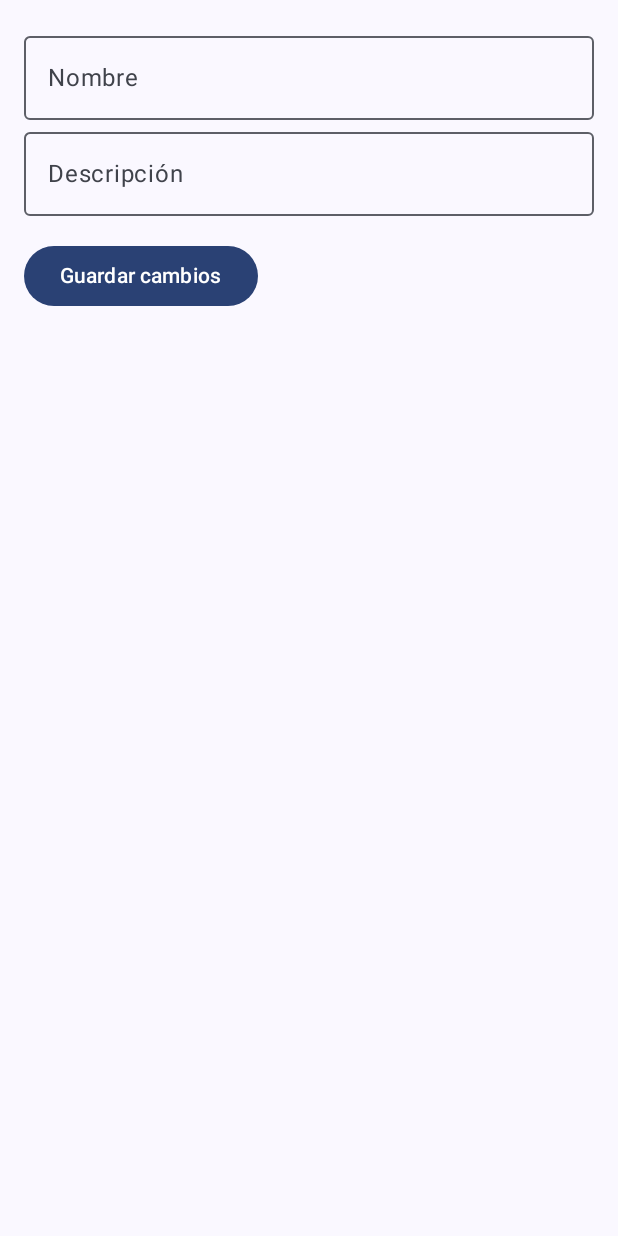
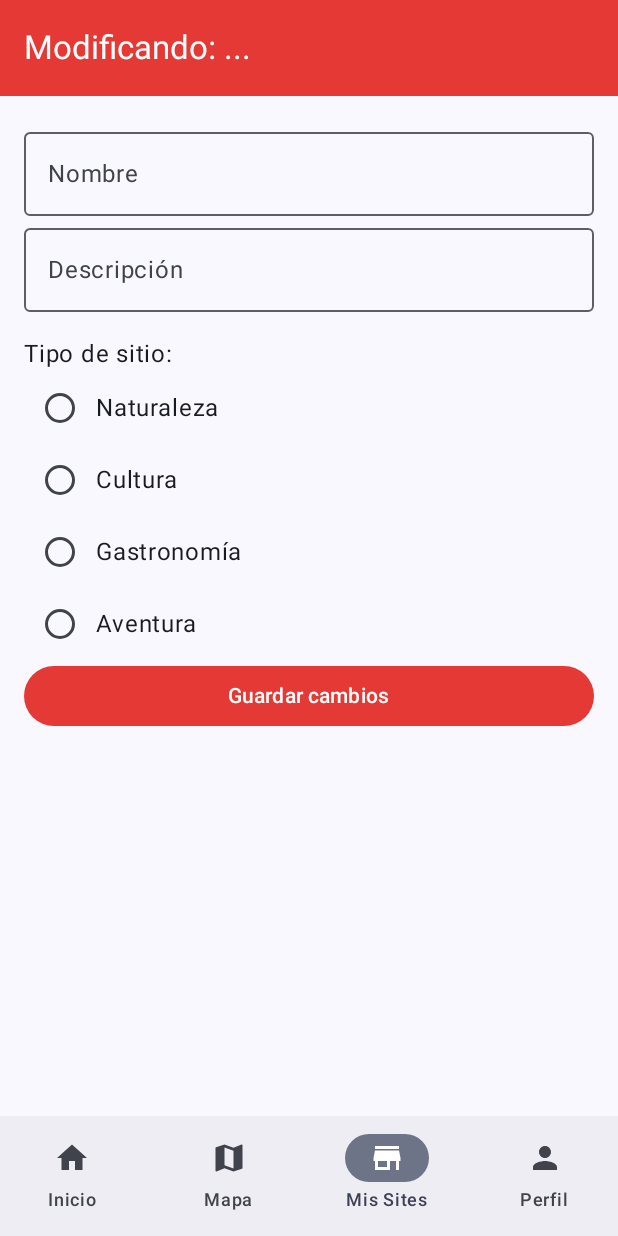
Before and after one commit to Alondradmm/NewSitesApp, an Android app built with Jetpack Compose: the composable EditSite called with empty values, on a phone screen of 412 x 824 dp. Run offline under Robolectric (Android 15) with nearby library versions, the phone set to English and light mode, and no system bars; our stand-ins replace Firebase (no records; nobody signed in at launch, a user with empty details on screens opened directly); Roboto replaces fonts that are not available here.

Commit message:
Se modifica la pantalla de edit, ahora se muestra cono estilos y el cambio de tipo

```diff
--- a/app/src/main/java/com/app/newsites/ui/screen/sites/EditSite.kt
+++ b/app/src/main/java/com/app/newsites/ui/screen/sites/EditSite.kt
@@ -1,43 +1,155 @@
 package com.app.newsites.ui.screen.sites
 
+import androidx.compose.foundation.ExperimentalFoundationApi
 import androidx.compose.foundation.layout.Column
+import androidx.compose.foundation.layout.Row
 import androidx.compose.foundation.layout.Spacer
 import androidx.compose.foundation.layout.fillMaxWidth
 import androidx.compose.foundation.layout.height
 import androidx.compose.foundation.layout.padding
+import androidx.compose.material.icons.Icons
+import androidx.compose.material.icons.filled.Home
+import androidx.compose.material.icons.filled.Map
+import androidx.compose.material.icons.filled.Person
+import androidx.compose.material.icons.filled.Store
 import androidx.compose.material3.Button
+import androidx.compose.material3.ButtonDefaults
+import androidx.compose.material3.Checkbox
+import androidx.compose.material3.ExperimentalMaterial3Api
+import androidx.compose.material3.Icon
+import androidx.compose.material3.NavigationBar
+import androidx.compose.material3.NavigationBarDefaults
+import androidx.compose.material3.NavigationBarItem
 import androidx.compose.material3.OutlinedTextField
+import androidx.compose.material3.RadioButton
+import androidx.compose.material3.Scaffold
 import androidx.compose.material3.Text
+import androidx.compose.material3.TopAppBar
+import androidx.compose.material3.TopAppBarDefaults
 import androidx.compose.runtime.Composable
 import androidx.compose.runtime.LaunchedEffect
+import androidx.compose.runtime.collectAsState
 import androidx.compose.runtime.getValue
 import androidx.compose.runtime.mutableStateOf
 import androidx.compose.runtime.remember
 import androidx.compose.runtime.setValue
+import androidx.compose.ui.Alignment
 import androidx.compose.ui.Modifier
+import androidx.compose.ui.graphics.Color
 import androidx.compose.ui.unit.dp
+import androidx.lifecycle.viewmodel.compose.viewModel
 import androidx.navigation.NavController
+import com.app.newsites.data.DataStoreClass
+import com.app.newsites.ui.screen.home.HomeViewModel
 import com.google.firebase.firestore.FirebaseFirestore
+import kotlinx.coroutines.flow.first
+import kotlin.collections.set
+import kotlinx.coroutines.tasks.await
 
+@OptIn(ExperimentalMaterial3Api::class, ExperimentalFoundationApi::class)
 @Composable
 fun EditSite(
     siteId: String,
     navController: NavController,
-    db: FirebaseFirestore = FirebaseFirestore.getInstance()
+    db: FirebaseFirestore = FirebaseFirestore.getInstance(),
+    viewModel: HomeViewModel  = viewModel()
+
 ){
+    val user = viewModel.usuario.collectAsState()
     var nombre by remember { mutableStateOf("") }
     var descripcion by remember { mutableStateOf("") }
+    val userEmail = user.value["email"]?.toString() ?: ""
+    val tipos = listOf("Naturaleza", "Cultura", "Gastronomía", "Aventura")
+    var tipoSeleccionado by remember { mutableStateOf("") }
 
+    Scaffold(
+        topBar = {
+            TopAppBar(
+                title = {
+                    Text("Modificando: ${if (nombre.isNotBlank()) nombre else "..."}", color = Color.White)
+                },
+                colors = TopAppBarDefaults.topAppBarColors(containerColor = Color(0xFFE53935))
+            )
+        },
+        bottomBar = {
+            NavigationBar (windowInsets = NavigationBarDefaults.windowInsets) {
+                NavigationBarItem(
+                    selected = false,
+                    onClick = {
+                        navController.navigate("home") {
+                            popUpTo("home") { inclusive = true }
+                        }
+                    },
+                    icon = {
+                        Icon(
+                            Icons.Default.Home,
+                            contentDescription = "Home"
+                        )
+                    },
+                    label = { Text("Inicio") }
+                )
+                NavigationBarItem(
+                    selected = false,
+                    onClick = {
+                        navController.navigate("map/$userEmail") {
+                            popUpTo("map") { inclusive = true }
+                        }
+                    },
+                    icon = {
+                        Icon(
+                            Icons.Default.Map,
+                            contentDescription = "Home"
+                        )
+                    },
+                    label = { Text("Mapa") }
+                )
+                NavigationBarItem(
+                    selected = true,
+                    onClick = {
+                        navController.navigate("sites") {
+                            popUpTo("sites") { inclusive = true }
+                        }
+                    },
+                    icon = {
+                        Icon(
+                            Icons.Default.Store,
+                            contentDescription = "Sites"
+                        )
+                    },
+                    label = { Text("Mis Sites") }
+                )
+                NavigationBarItem(
+                    selected = false,
+                    onClick = {
+                        navController.navigate("perfil") {
+                            popUpTo("perfil") { inclusive = true }
+                        }
+                    },
+                    icon = {
+                        Icon(
+                            Icons.Default.Person,
+                            contentDescription = "Home"
+                        )
+                    },
+                    label = { Text("Perfil") }
+                )
+            }
+        }
+    ) { innerPadding ->
 
         // Carga inicial
         LaunchedEffect(siteId) {
-        db.collection("sites").document(siteId).get().addOnSuccessListener { doc ->
+            val doc = db.collection("sites").document(siteId).get().await()
             nombre = doc.getString("nombre") ?: ""
             descripcion = doc.getString("descripcion") ?: ""
-        }
+            tipoSeleccionado = doc.getString("tipo") ?: ""
         }
 
-    Column(Modifier.padding(16.dp)) {
+        Column(
+            modifier = Modifier
+                .padding(innerPadding)
+                .padding(16.dp)
+        ) {
             OutlinedTextField(
                 value = nombre,
                 onValueChange = { nombre = it },
@@ -51,20 +163,37 @@ fun EditSite(
                 label = { Text("Descripción") },
                 modifier = Modifier.fillMaxWidth()
             )
+            Spacer(modifier = Modifier.height(16.dp))
 
-        Spacer(modifier = Modifier.height(16.dp))
+            Text("Tipo de sitio:")
+
+            tipos.forEach { tipo ->
+                Row(verticalAlignment = Alignment.CenterVertically) {
+                    RadioButton(
+                        selected = tipoSeleccionado == tipo,
+                        onClick = { tipoSeleccionado = tipo }
+                    )
+                    Text(tipo)
+                }
+            }
 
             Button(onClick = {
                 db.collection("sites").document(siteId)
-                .update(mapOf(
+                    .update(
+                        mapOf(
                             "nombre" to nombre,
-                    "descripcion" to descripcion
-                ))
+                            "descripcion" to descripcion,
+                            "tipo" to tipoSeleccionado
+                        )
+                    )
                     .addOnSuccessListener {
                         navController.popBackStack()
                     }
-        }) {
-            Text("Guardar cambios")
+            },
+                modifier = Modifier.fillMaxWidth(),
+                colors = ButtonDefaults.buttonColors(containerColor = Color(0xFFE53935))) {
+                Text("Guardar cambios",color = Color.White)
             }
         }
     }
+}
```
Lines whose indentation alone changed are shown as unchanged.
